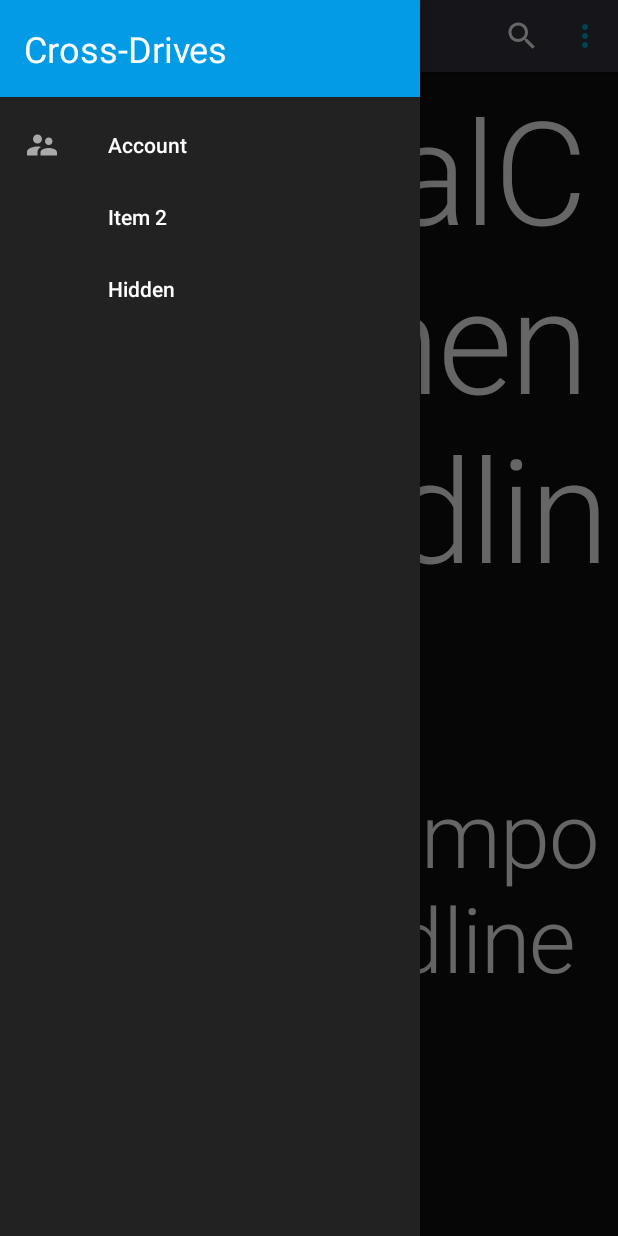
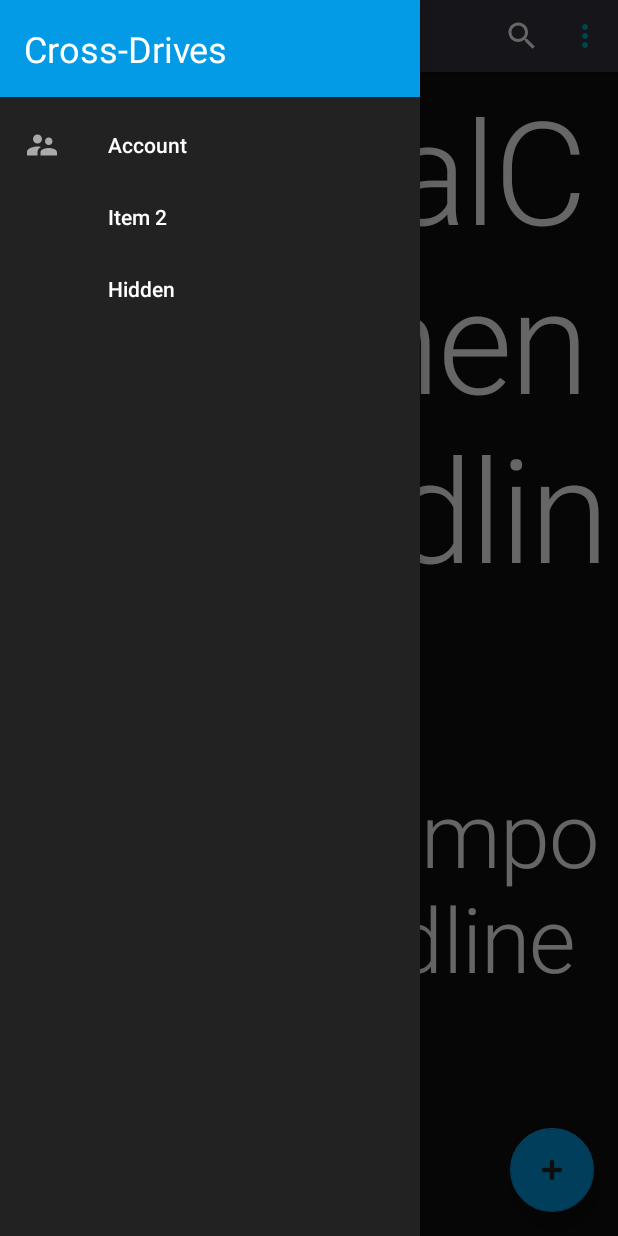
Before and after one commit to gtmanc/Crossdrives, an Android app: the fragment QueryResultFragment placed in its activity, with the side drawer open, on a phone screen of 412 x 824 dp. Run offline under Robolectric (Android 15) with nearby library versions, the phone set to English and light mode, and no system bars; our stand-ins replace navigation-ui; libraries missing offline, so code that uses them is left out: com.google.api.services, org.checkerframework.checker; 3 statements that could not run were skipped.

Commit message:
#21 Upload - add floating action button (fab)

```diff
--- a/app/src/main/java/com/crossdrives/cdfs/allocation/AllocManager.java
+++ b/app/src/main/java/com/crossdrives/cdfs/allocation/AllocManager.java
@@ -90,7 +90,7 @@ public class AllocManager implements IAllocManager {
 
     public boolean CheckThenUpdateLocalCopy(String parent, HashMap<String, OutputStream> allocations){
         AtomicReference<AllocContainer> ac = new AtomicReference<>();
-        AllocChecker checker = new AllocChecker();
+        Checker checker = new Checker();
         AtomicBoolean globalResult = new AtomicBoolean(true);
         java.util.List<String> whole;
         AtomicReference<java.util.List<Result>> results = new AtomicReference<>();
--- a/app/src/main/java/com/crossdrives/cdfs/allocation/AllocChecker.java
+++ b/app/src/main/java/com/crossdrives/cdfs/allocation/Checker.java
@@ -10,7 +10,7 @@ import java.util.List;
 import java.util.stream.IntStream;
 import java.util.stream.Stream;
 
-public class AllocChecker {
+public class Checker {
     final String TAG = "CD.Allocation.Checker";
     List<RuleSingle<Result>> rulesSingle = new ArrayList<>();
     List<RuleJoined<Result>> rulesJoined = new ArrayList<>();
@@ -23,7 +23,7 @@ public class AllocChecker {
         Result check(List<AllocationItem> items);
     }
 
-    public AllocChecker() {
+    public Checker() {
 
         rulesSingle.add(new RuleCheckSeqNum());
         rulesSingle.add(new RuleCheckSize());
--- a/app/src/main/java/com/crossdrives/cdfs/allocation/AllocationFetcher.java
+++ b/app/src/main/java/com/crossdrives/cdfs/allocation/Fetcher.java
@@ -18,8 +18,8 @@ import java.util.concurrent.Executors;
 import java.util.concurrent.atomic.AtomicBoolean;
 import java.util.concurrent.atomic.AtomicReference;
 
-public class AllocationFetcher {
-    private final String TAG = "CD.AllocationFetcher";
+public class Fetcher {
+    private final String TAG = "CD.Fetcher";
     ConcurrentHashMap<String, Drive> mDrives;
     private final ExecutorService sExecutor = Executors.newCachedThreadPool();
 
@@ -53,7 +53,7 @@ public class AllocationFetcher {
 
     }
 
-    public AllocationFetcher(ConcurrentHashMap<String, Drive> drives) {
+    public Fetcher(ConcurrentHashMap<String, Drive> drives) {
         super();
 
         mDrives = drives; }
--- /dev/null
+++ b/app/src/main/java/com/crossdrives/cdfs/allocation/Synchronizer.java
@@ -0,0 +1,4 @@
+package com.crossdrives.cdfs.allocation;
+
+public class Synchronizer {
+}
--- a/app/src/main/java/com/crossdrives/cdfs/list/List.java
+++ b/app/src/main/java/com/crossdrives/cdfs/list/List.java
@@ -4,13 +4,11 @@ import android.database.Cursor;
 import android.util.Log;
 
 import com.crossdrives.cdfs.CDFS;
-import com.crossdrives.cdfs.allocation.AllocChecker;
+import com.crossdrives.cdfs.allocation.Checker;
 import com.crossdrives.cdfs.allocation.AllocManager;
-import com.crossdrives.cdfs.allocation.AllocationFetcher;
+import com.crossdrives.cdfs.allocation.Fetcher;
 import com.crossdrives.cdfs.allocation.ICallBackAllocationFetch;
 import com.crossdrives.cdfs.allocation.Result;
-import com.crossdrives.cdfs.allocation.ResultCode;
-import com.crossdrives.cdfs.allocation.utils;
 import com.crossdrives.cdfs.data.DBHelper;
 import com.crossdrives.cdfs.model.AllocContainer;
 import com.crossdrives.cdfs.model.AllocationItem;
@@ -54,14 +52,14 @@ public class List {
             are downloaded. We will search the local database for the file list as soon as the
             content of the downloaded allocation files are updated to local database.
          */
-        AllocationFetcher fetcher = new AllocationFetcher(mCDFS.getDrives());
+        Fetcher fetcher = new Fetcher(mCDFS.getDrives());
         fetcher.fetchAll(parent, new ICallBackAllocationFetch<HashMap<String, OutputStream>>() {
             @Override
             public void onCompleted(HashMap<String, OutputStream> allocations)  {
                 java.util.List<AllocationItem> children, dirs;
                 AtomicReference<AllocContainer> ac = new AtomicReference<>();
                 AllocManager am = new AllocManager(mCDFS);
-                AllocChecker checker = new AllocChecker();
+                //Checker checker = new Checker();
                 AtomicReference<java.util.List<Result>> results = new AtomicReference<>();
                 AtomicBoolean globalResult = new AtomicBoolean(true);
 
--- /dev/null
+++ b/app/src/main/java/com/crossdrives/cdfs/upload/Upload.java
@@ -0,0 +1,4 @@
+package com.crossdrives.cdfs.upload;
+
+public class Upload {
+}
--- a/app/src/main/java/com/example/crossdrives/QueryResultFragment.java
+++ b/app/src/main/java/com/example/crossdrives/QueryResultFragment.java
@@ -21,6 +21,7 @@ import androidx.appcompat.app.AppCompatActivity;
 import androidx.appcompat.widget.Toolbar;
 import androidx.drawerlayout.widget.DrawerLayout;
 import androidx.fragment.app.Fragment;
+import androidx.fragment.app.FragmentManager;
 import androidx.navigation.NavController;
 import androidx.navigation.NavDirections;
 import androidx.navigation.Navigation;
@@ -36,6 +37,7 @@ import com.crossdrives.cdfs.exception.GeneralServiceException;
 import com.crossdrives.cdfs.exception.MissingDriveClientException;
 import com.google.android.gms.tasks.OnFailureListener;
 import com.google.android.gms.tasks.OnSuccessListener;
+import com.google.android.material.floatingactionbutton.FloatingActionButton;
 import com.google.android.material.navigation.NavigationView;
 import com.google.api.services.drive.model.File;
 import com.google.api.services.drive.model.FileList;
@@ -47,7 +49,7 @@ import java.util.ArrayList;
 import java.util.Iterator;
 import java.util.List;
 
-public class QueryResultFragment extends Fragment implements View.OnClickListener, NavigationView.OnNavigationItemSelectedListener,
+public class QueryResultFragment extends Fragment implements NavigationView.OnNavigationItemSelectedListener,
 		DrawerLayout.DrawerListener{
 	private String TAG = "CD.QueryResultFragment";
 	DrawerLayout mDrawer = null;
@@ -60,6 +62,7 @@ public class QueryResultFragment extends Fragment implements View.OnClickListene
 	private View mProgressBar = null;
 	private QueryFileAdapter mAdapter;
 	private Toolbar mToolbar = null;
+	private View mView = null;
 
 	final String STATE_NORMAL = "state_normal";
 	final String STATE_ITEM_SELECTION = "state_selection";
@@ -107,10 +110,12 @@ public class QueryResultFragment extends Fragment implements View.OnClickListene
 		Log.d(TAG, "onViewCreated");
 		super.onViewCreated(view, savedInstanceState);
 
+		mView = view;
 		NavController navController = Navigation.findNavController(view);
 		DrawerLayout drawerLayout = view.findViewById(R.id.layout_query_result);
 		mDrawer = drawerLayout;
 		drawerLayout.addDrawerListener(this);
+		FloatingActionButton fab = view.findViewById(R.id.fab);
 
 		AppBarConfiguration appBarConfiguration =
 				new AppBarConfiguration.Builder(navController.getGraph()).setOpenableLayout(drawerLayout).build();
@@ -130,7 +135,9 @@ public class QueryResultFragment extends Fragment implements View.OnClickListene
 		mNavigationView.setNavigationItemSelectedListener(this);
 		mNavigationView.getMenu().findItem(R.id.nav_item_hidden).setVisible(false);
 		View hv = mNavigationView.getHeaderView(0);
-		hv.setOnClickListener(this);
+		hv.setOnClickListener(onHeaderClick);
+		fab.setOnClickListener(onFabClick);
+
 		//always register the callback because it is removed in onPause
 		requireActivity().getOnBackPressedDispatcher().addCallback(callback);
 
@@ -545,15 +552,23 @@ public class QueryResultFragment extends Fragment implements View.OnClickListene
 		}
 
 	}
-	@Override
-	public void onClick(View v) {
-		Log.d(TAG, "header is clicked");
-		mCountPressDrawerHeader++;
 
-		NavDirections a = QueryResultFragmentDirections.navigateToSystemTest();
-		NavHostFragment.findNavController(this).navigate(a);
+	View.OnClickListener onHeaderClick = new View.OnClickListener(){
+		@Override
+		public void onClick(View v) {
+			Fragment f = FragmentManager.findFragment(mView);
+			Log.d(TAG, "header is clicked");
+			mCountPressDrawerHeader++;
 
-	}
+			NavDirections a = QueryResultFragmentDirections.navigateToSystemTest();
+			NavHostFragment.findNavController(f).navigate(a);
+	}};
+
+	View.OnClickListener onFabClick = new View.OnClickListener(){
+		@Override
+		public void onClick(View v) {
+			Log.d(TAG, "fab is clicked");
+		}};
 
 	@Override
 	public void onDrawerSlide(@NonNull View drawerView, float slideOffset) {
--- a/app/src/main/res/layout/query_result_fragment.xml
+++ b/app/src/main/res/layout/query_result_fragment.xml
@@ -81,6 +81,18 @@
                 app:layout_constraintBottom_toBottomOf="parent"
                 android:progressDrawable="@drawable/query_list_progressbar"
                 />
+            <com.google.android.material.floatingactionbutton.FloatingActionButton
+                android:id="@+id/fab"
+                android:layout_width="wrap_content"
+                android:layout_height="wrap_content"
+                app:layout_constraintRight_toRightOf="parent"
+                app:layout_constraintBottom_toBottomOf="parent"
+                android:layout_gravity="bottom|end"
+                android:layout_margin="@dimen/fab_margin"
+                app:srcCompat="@android:drawable/ic_input_add"
+                app:backgroundTint="@color/colorFABBackground"
+                app:tint="@color/colorPrimary"
+                />
         </androidx.constraintlayout.widget.ConstraintLayout>
     </androidx.coordinatorlayout.widget.CoordinatorLayout>
 
--- a/app/src/main/res/values/colors.xml
+++ b/app/src/main/res/values/colors.xml
@@ -37,6 +37,7 @@
 
   <!-- Action buttons -->
   <color name="colorActionButton1BackgroundPress">#41BBDEFB</color>
+  <color name="colorFABBackground">#039BE5</color>
 
   <!-- Dialog-->
   <color name="colorDialog1background">#222222</color>
```
Also changed, not shown: app/src/main/java/com/crossdrives/cdfs/CDFS.java (+10 -2 lines), app/src/main/java/com/example/crossdrives/AddAccountFragment.java (+5 -4 lines).
